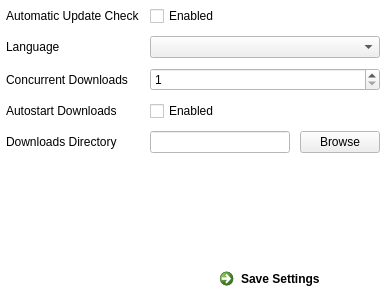
First picture: the form in src/settings_form.ui, repository panastasiadist/SYLoader, before the edit.
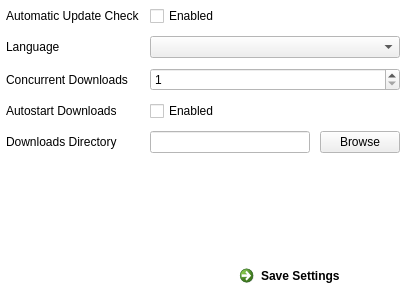
Second picture: the form after the edit.

Diff of the .ui file:
```diff
--- a/src/settings_form.ui
+++ b/src/settings_form.ui
@@ -6,8 +6,8 @@
    <rect>
     <x>0</x>
     <y>0</y>
-    <width>386</width>
-    <height>303</height>
+    <width>406</width>
+    <height>300</height>
    </rect>
   </property>
   <property name="palette">
```
